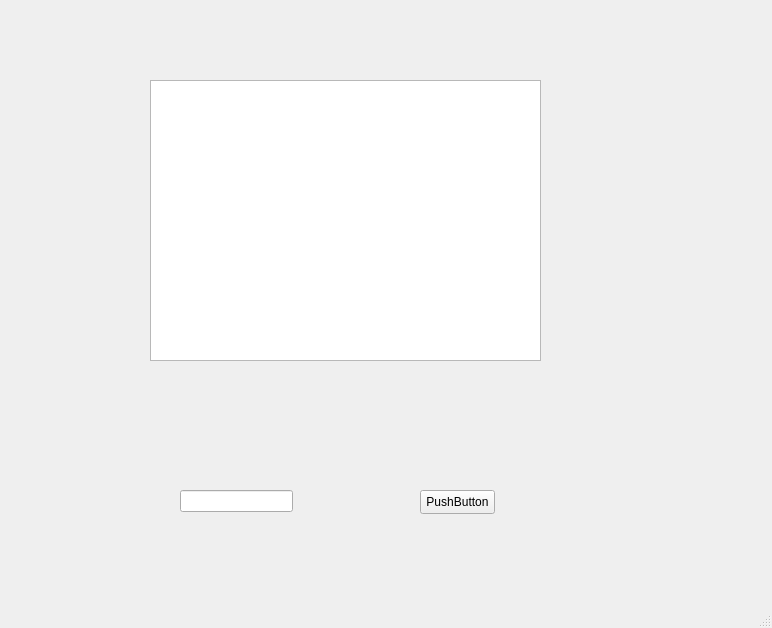
Qt form chatwindow.ui (catkiru/chat) before a commit.
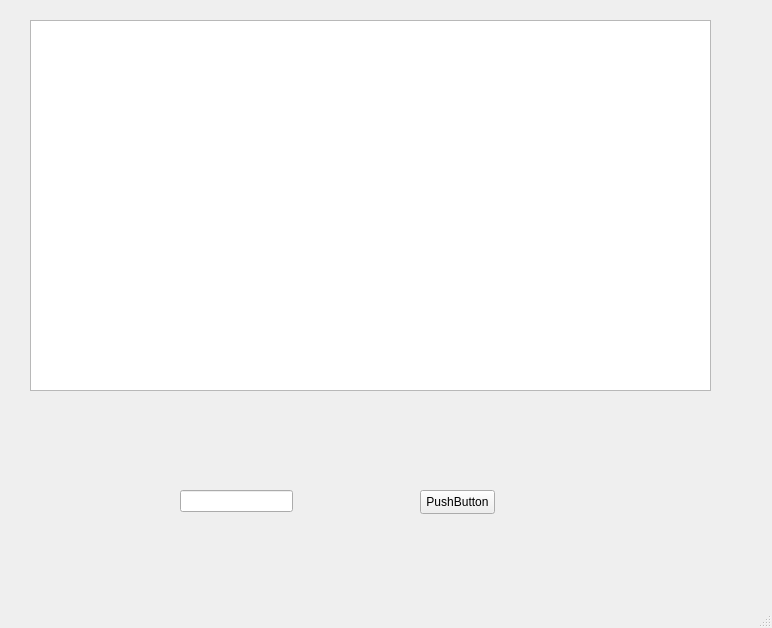
The same form after that commit.

```diff
--- a/chatwindow.ui
+++ b/chatwindow.ui
@@ -37,13 +37,13 @@
      <string>PushButton</string>
     </property>
    </widget>
-   <widget class="QTextEdit" name="txt_journal">
+   <widget class="QListWidget" name="messages">
     <property name="geometry">
      <rect>
-      <x>150</x>
-      <y>80</y>
-      <width>391</width>
-      <height>281</height>
+      <x>30</x>
+      <y>20</y>
+      <width>681</width>
+      <height>371</height>
      </rect>
     </property>
    </widget>
```
